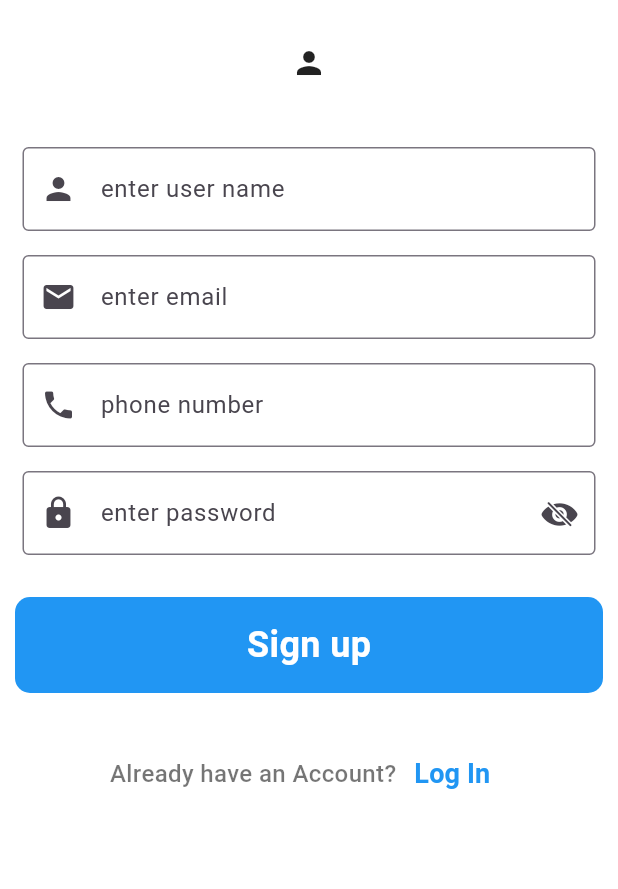
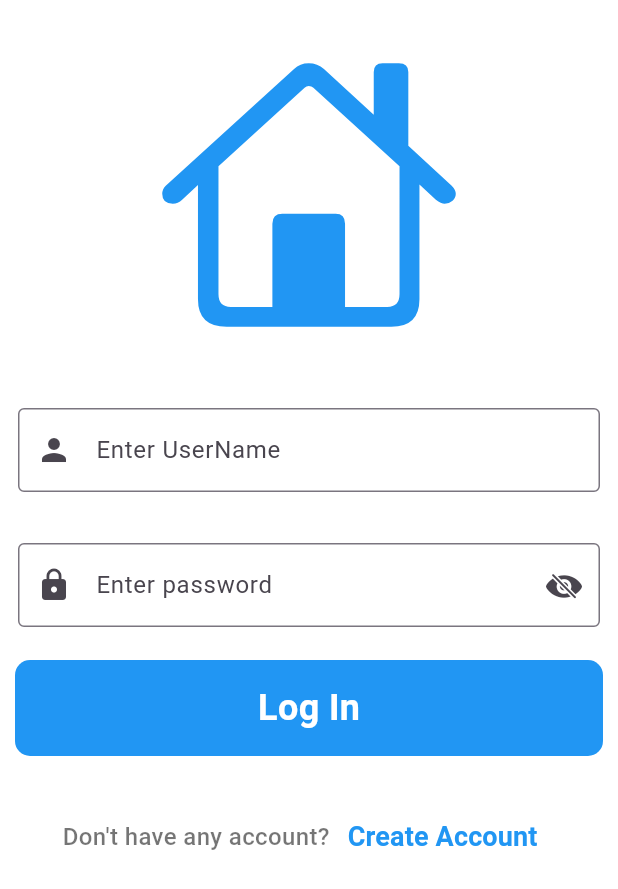
Before and after one commit to amitpaju0001/smart_shop, a Flutter app: the screen it shows after launch, after a tap on "Log In", on a phone screen of 412 x 824 dp. Shown: the top 889 px of the screen. Run offline on Flutter 3.47's test engine with Material 3 defaults, Android fonts, the phone set to English and light mode, and no system bars.

Commit message:
create login screen

```diff
--- a/lib/main.dart
+++ b/lib/main.dart
@@ -17,7 +17,7 @@ class MyApp extends StatelessWidget {
         colorScheme: ColorScheme.fromSeed(seedColor: Colors.deepPurple),
         useMaterial3: true,
       ),
-      home: SignUpScreen(),
+      home: const SignupScreen(),
     );
   }
 }
--- /dev/null
+++ b/lib/screen/login_screen.dart
@@ -0,0 +1,134 @@
+import 'package:flutter/material.dart';
+import 'package:flutter/cupertino.dart';
+import 'package:smart_shop/screen/signup_screen.dart';
+class LoginScreen extends StatefulWidget {
+  const LoginScreen({super.key});
+
+  @override
+  State<LoginScreen> createState() => _LoginScreenState();
+}
+
+class _LoginScreenState extends State<LoginScreen> {
+  bool passToggle = true;
+
+  @override
+  Widget build(BuildContext context) {
+    return Material(
+      color: Colors.white,
+      child: SingleChildScrollView(
+        child: SafeArea(
+          child: Form(
+            child: Column(
+              children: [
+                const SizedBox(
+                  height: 10,
+                ),
+                const Padding(
+                  padding: EdgeInsets.all(20),
+                  child: Icon(CupertinoIcons.home,size: 200,color: Colors.blue,),
+                ),
+                const SizedBox(
+                  height: 10,
+                ),
+                Padding(
+                  padding: const EdgeInsets.all(12),
+                  child: TextFormField(
+                    decoration: const InputDecoration(
+                      border: OutlineInputBorder(),
+                      label: Text('Enter UserName'),
+                      prefixIcon: Icon(Icons.person),
+                    ),
+                  ),
+                ),
+                const SizedBox(
+                  height: 10,
+                ),
+                Padding(
+                  padding: const EdgeInsets.all(12),
+                  child: TextFormField(
+                    obscureText: passToggle,
+                    decoration: InputDecoration(
+                      border: const OutlineInputBorder(),
+                      label: const Text('Enter password'),
+                      prefixIcon: const Icon(Icons.lock),
+                      suffixIcon: InkWell(
+                        onTap: () {
+                          setState(() {
+                            passToggle = !passToggle;
+                          });
+                        },
+                        child: passToggle
+                            ? const Icon(CupertinoIcons.eye_slash_fill)
+                            : const Icon(CupertinoIcons.eye_fill),
+                      ),
+                    ),
+                  ),
+                ),
+                Padding(
+                  padding: const EdgeInsets.all(10.0),
+                  child: SizedBox(
+                    width: double.infinity,
+                    child: Material(
+                      color: Colors.blue,
+                      borderRadius: BorderRadius.circular(10),
+                      child: InkWell(
+                        onTap: (){},
+                        child: const Padding(
+                          padding: EdgeInsets.symmetric(
+                              vertical: 15, horizontal: 40),
+                          child: Center(
+                            child: Text(
+                              'Log In',
+                              style: TextStyle(
+                                color: Colors.white,
+                                fontSize: 24,
+                                fontWeight: FontWeight.bold,
+                              ),
+                            ),
+                          ),
+                        ),
+                      ),
+                    ),
+                  ),
+                ),
+                const SizedBox(
+                  height: 20,
+                ),
+                Row(
+                  mainAxisAlignment: MainAxisAlignment.center,
+                  children: [
+                    const Text(
+                      "Don't have any account?",
+                      style: TextStyle(
+                        fontSize: 16,
+                        fontWeight: FontWeight.w500,
+                        color: Colors.black54,
+                      ),
+                    ),
+                    TextButton(
+                      onPressed: () {
+                        Navigator.push(
+                          context,
+                          MaterialPageRoute(
+                              builder: (context) => const SignupScreen()),
+                        );
+                      },
+                      child: const Text(
+                        'Create Account',
+                        style: TextStyle(
+                          fontSize: 18,
+                          fontWeight: FontWeight.bold,
+                          color: Colors.blue,
+                        ),
+                      ),
+                    ),
+                  ],
+                ),
+              ],
+            ),
+          ),
+        ),
+      ),
+    );
+  }
+}
--- a/lib/screen/signup_screen.dart
+++ b/lib/screen/signup_screen.dart
@@ -1,13 +1,14 @@
 import 'package:flutter/cupertino.dart';
 import 'package:flutter/material.dart';
-class SignUpScreen extends StatefulWidget {
-  const SignUpScreen({super.key});
+import 'package:smart_shop/screen/login_screen.dart';
+class SignupScreen extends StatefulWidget {
+  const SignupScreen({super.key});
 
   @override
-  State<SignUpScreen> createState() => _SignUpScreenState();
+  State<SignupScreen> createState() => _SignupScreenState();
 }
 
-class _SignUpScreenState extends State<SignUpScreen> {
+class _SignupScreenState extends State<SignupScreen> {
   TextEditingController emailController = TextEditingController();
   TextEditingController nameController = TextEditingController();
   TextEditingController passwordController = TextEditingController();
@@ -26,7 +27,7 @@ class _SignUpScreenState extends State<SignUpScreen> {
                   height: 10,
                 ),
                 const Padding(
-                    padding: EdgeInsets.all(20), child: Icon(Icons.person)),
+                    padding: EdgeInsets.all(20), child: Icon(Icons.person,size:200,color: Colors.blue,)),
                 const SizedBox(
                   height: 16,
                 ),
@@ -36,7 +37,7 @@ class _SignUpScreenState extends State<SignUpScreen> {
                   child: TextFormField(
                     controller: nameController,
                     decoration: const InputDecoration(
-                      labelText: 'enter user name',
+                      labelText: 'Full name',
                       border: OutlineInputBorder(),
                       prefixIcon: Icon(Icons.person),
                     ),
@@ -134,6 +135,7 @@ class _SignUpScreenState extends State<SignUpScreen> {
                     ),
                     TextButton(
                       onPressed: () {
+                        Navigator.push(context, MaterialPageRoute(builder: (context) => const LoginScreen(),));
                       },
                       child: const Text(
                         'Log In',
```
